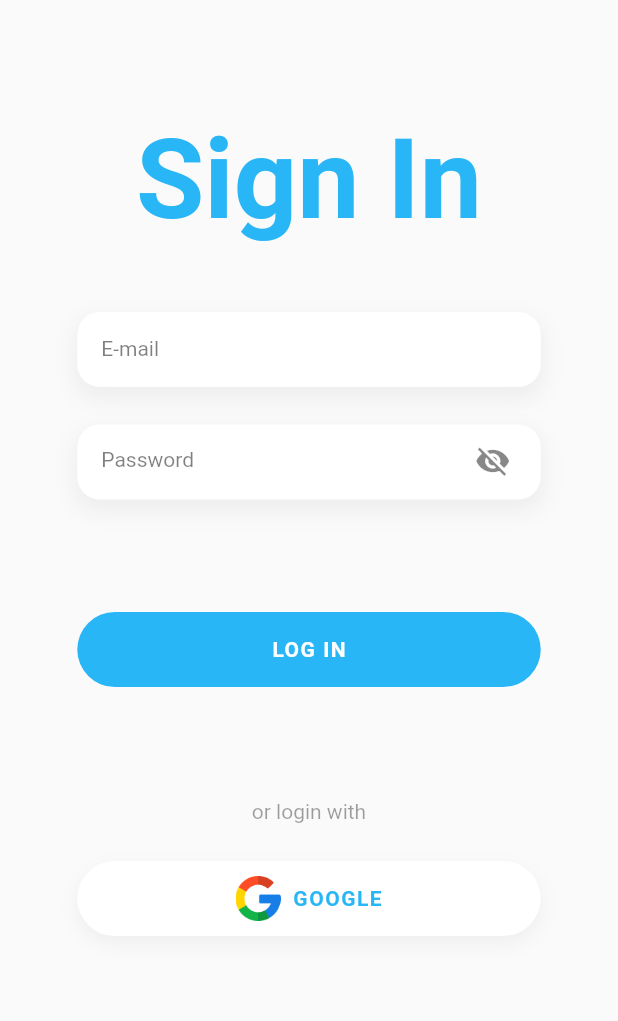
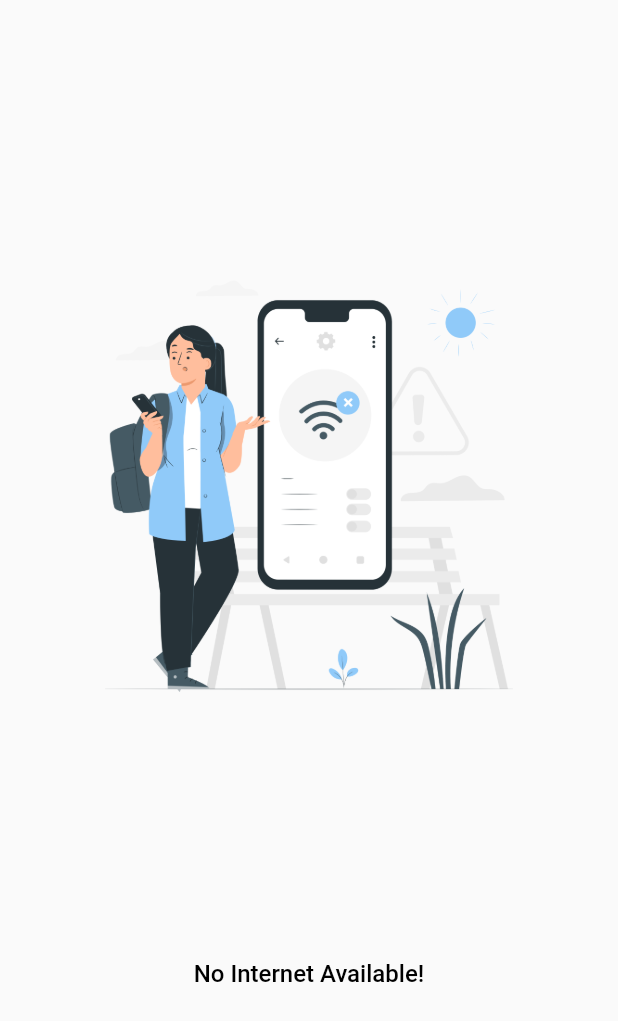
Before and after one commit to Pursoth1815/joistic, a Flutter app: the screen it shows after launch, on a phone screen of 412 x 824 dp. Shown: the top 1021 px of the screen. Run offline on Flutter 3.47's test engine with Material 3 defaults, Android fonts, the phone set to English and light mode, and no system bars; our stand-ins replace cached_network_image, dio, firebase_auth, firebase_core, get, google_sign_in and 1 more; accounts and stored records are empty.

Commit message:
bug fix & internet connection check added

```diff
--- a/lib/core/bindings/initial_binding.dart
+++ b/lib/core/bindings/initial_binding.dart
@@ -1,6 +1,7 @@
 // core/binding/initial_binding.dart
 import 'package:get/get.dart';
 import 'package:joistic/core/network/api_client.dart';
+import 'package:joistic/core/services/internet_connectivity_controller.dart';
 import 'package:joistic/core/services/shared_preference.dart';
 import 'package:joistic/features/auth/data/repository/auth_repo.dart';
 import 'package:joistic/features/auth/data/repository/firebase_auth_service.dart';
@@ -17,6 +18,7 @@ class InitialBinding extends Bindings {
 
     Get.lazyPut<ApiClient>(() => ApiClient(baseUrl: 'https://jsonplaceholder.typicode.com/albums/1/photos'), fenix: true);
 
+    Get.lazyPut<ConnectivityController>(() => ConnectivityController());
     Get.lazyPut<FirebaseAuthService>(() => FirebaseAuthService());
     Get.lazyPut<AuthRepository>(() => AuthRepository(firebaseAuthService: Get.find()));
     Get.lazyPut<LoginUseCase>(() => LoginUseCase(authRepository: Get.find()));
--- a/lib/core/constants/app_strings.dart
+++ b/lib/core/constants/app_strings.dart
@@ -8,11 +8,12 @@ class AppStrings {
   static final String error = "Something went wrong!.";
   static final String position = "Position";
   static final String no_data = "No Data Available!";
+  static const String no_internet = "No Internet Available!";
   static final String job_position = "Senior UI/UX Desiginer";
 
   //Image File Path's
   static final String error_image = "assets/images/error.jpg";
-  static final String no_internet_image = "assets/images/no_internet.png";
+  static const String no_internet_image = "assets/images/no_internet.png";
   static final String menu_image = "assets/images/menu.png";
   static final String search_image = "assets/images/search.png";
   static final String no_data_image = "assets/images/no_data.png";
--- /dev/null
+++ b/lib/core/services/internet_connectivity_controller.dart
@@ -0,0 +1,21 @@
+import 'package:get/get.dart';
+import 'package:joistic/core/services/internet_connectivity.dart';
+
+class ConnectivityController extends GetxController {
+  final ConnectivityService _connectivityService = ConnectivityService();
+  final RxBool isConnected = true.obs;
+
+  @override
+  void onInit() {
+    super.onInit();
+    _connectivityService.connectivityStream.listen((status) {
+      isConnected.value = status;
+    });
+  }
+
+  @override
+  void onClose() {
+    _connectivityService.dispose();
+    super.onClose();
+  }
+}
--- /dev/null
+++ b/lib/core/widgets/no_internet.dart
@@ -0,0 +1,46 @@
+import 'package:flutter/material.dart';
+import 'package:get/get.dart';
+import 'package:joistic/core/constants/app_strings.dart';
+import 'package:joistic/core/widgets/text_widget.dart';
+
+class NoInternetWidget extends StatelessWidget {
+  final double imageWidthRatio;
+  final double imageHeightRatio;
+  final String imagePath;
+  final String messageText;
+  final double textSize;
+  final FontWeight textFontWeight;
+
+  const NoInternetWidget({
+    Key? key,
+    this.imageWidthRatio = 0.75,
+    this.imageHeightRatio = 0.75,
+    this.imagePath = AppStrings.no_internet_image,
+    this.messageText = AppStrings.no_internet,
+    this.textSize = 16,
+    this.textFontWeight = FontWeight.w500,
+  }) : super(key: key);
+
+  @override
+  Widget build(BuildContext context) {
+    return Container(
+      width: Get.width,
+      height: Get.height,
+      child: Column(
+        mainAxisAlignment: MainAxisAlignment.spaceEvenly,
+        children: [
+          Image.asset(
+            imagePath,
+            width: Get.width * imageWidthRatio,
+            height: Get.width * imageHeightRatio,
+          ),
+          CustomText(
+            text: messageText,
+            fontWeight: textFontWeight,
+            size: textSize,
+          ),
+        ],
+      ),
+    );
+  }
+}
--- a/lib/features/auth/views/login_view.dart
+++ b/lib/features/auth/views/login_view.dart
@@ -3,18 +3,22 @@ import 'package:get/get.dart';
 import 'package:joistic/core/constants/app_colors.dart';
 import 'package:joistic/core/constants/app_constants.dart';
 import 'package:joistic/core/constants/app_strings.dart';
+import 'package:joistic/core/services/internet_connectivity_controller.dart';
 import 'package:joistic/core/widgets/button.dart';
+import 'package:joistic/core/widgets/no_internet.dart';
 import 'package:joistic/core/widgets/text_view.dart';
 import 'package:joistic/core/widgets/text_widget.dart';
 import 'package:joistic/features/auth/domain/controllers/login_controller.dart';
 
 class LoginPage extends StatelessWidget {
   final LoginController loginController = Get.find();
+  final ConnectivityController connectivityController = Get.find<ConnectivityController>();
 
   @override
   Widget build(BuildContext context) {
     return Scaffold(
-      body: Container(
+        body: Obx(() => connectivityController.isConnected.value
+            ? Container(
                 width: Get.width,
                 margin: EdgeInsets.only(top: AppConstants.appBarHeight + 20),
                 child: Column(
@@ -51,7 +55,9 @@ class LoginPage extends StatelessWidget {
                       text: "Log in".toUpperCase(),
                       width: Get.width * 0.75,
                       color: AppColors.blue,
-              onPressed: () async => loginController.login(loginController.email.text, loginController.password.text),
+                      onPressed: () async => connectivityController.isConnected.value
+                          ? loginController.login(loginController.email.text, loginController.password.text)
+                          : Get.snackbar("Warning!", AppStrings.no_internet_image),
                     ),
                     Spacer(
                       flex: 3,
@@ -80,7 +86,7 @@ class LoginPage extends StatelessWidget {
                     )
                   ],
                 ),
-      ),
-    );
+              )
+            : NoInternetWidget()));
   }
 }
--- a/pubspec.yaml
+++ b/pubspec.yaml
@@ -18,7 +18,6 @@ dependencies:
   google_sign_in: ^6.2.1
   shared_preferences: ^2.3.2
   cached_network_image: ^3.4.0
-  internet_connection_checker: ^2.0.0
 
 dev_dependencies:
   flutter_test:
```
Also changed, not shown: lib/core/services/internet_connectivity.dart (+23 -27 lines). Lines whose indentation alone changed are shown as unchanged.
